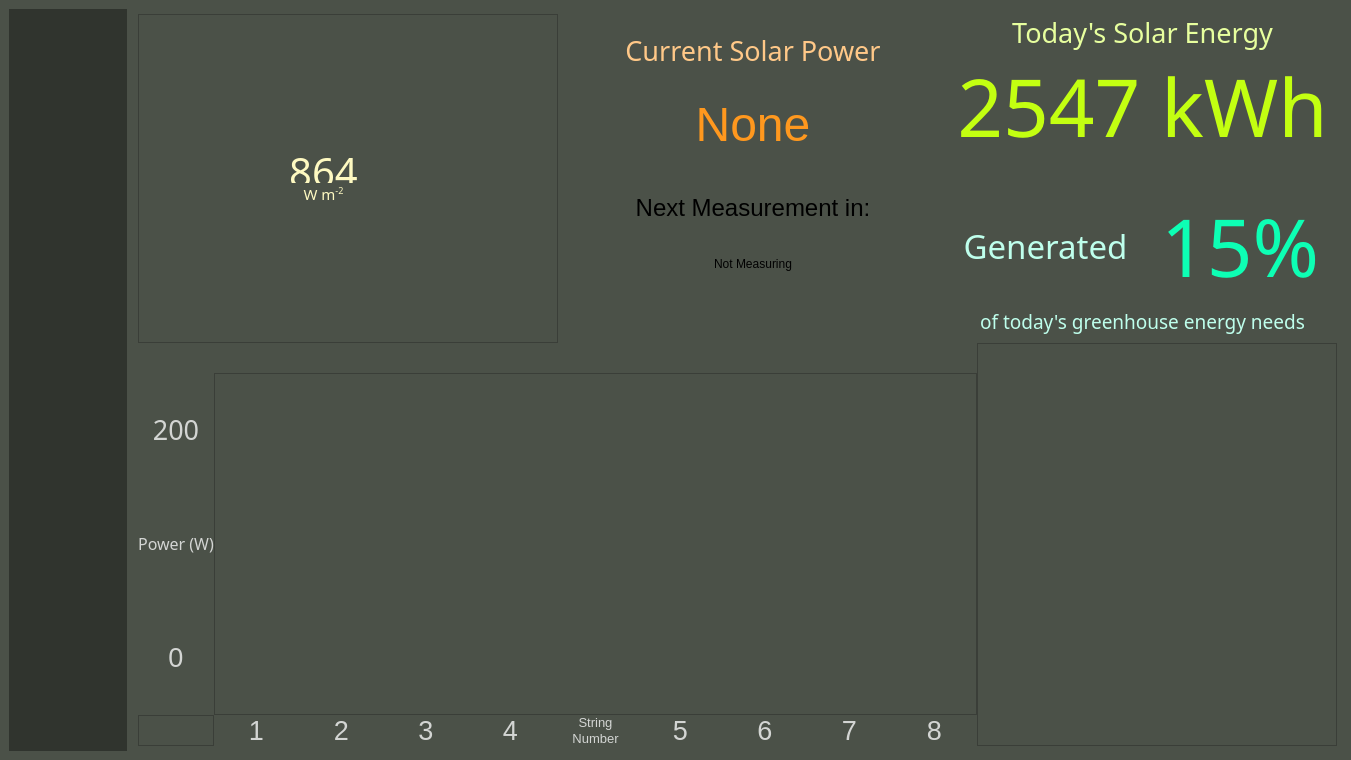
This is form.ui in minusmagis/GreenhouseMeasurements as Qt 5 draws it before an edit. The edited form follows.
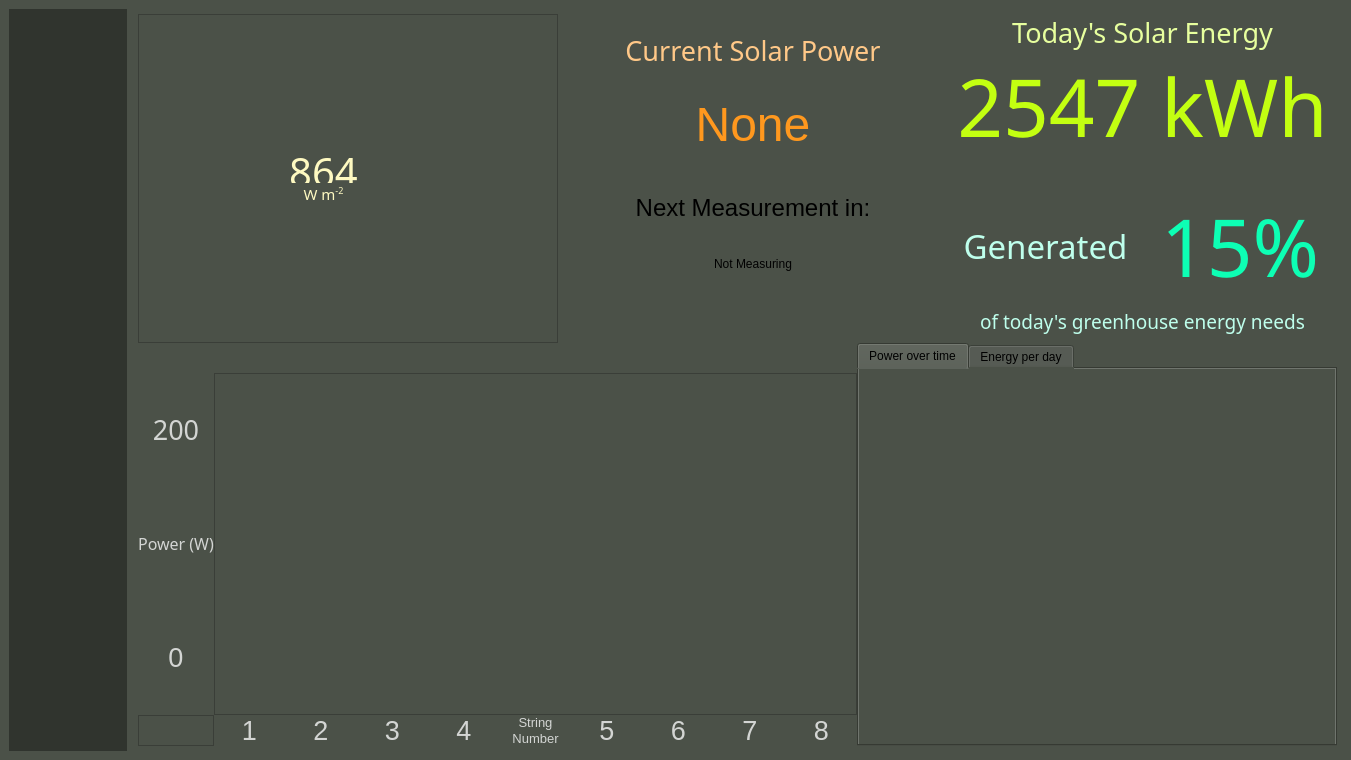
This is the edited form. The open tabs and pages were chosen to show the change. Icons and pictures are not drawn.

Commit message: Added power plot + iv plot

```diff
--- a/form.ui
+++ b/form.ui
@@ -2830,7 +2830,7 @@
            </layout>
           </item>
           <item>
-           <layout class="QHBoxLayout" name="DashboardBotLayout" stretch="70,30">
+           <layout class="QHBoxLayout" name="DashboardBotLayout" stretch="60,40">
             <item>
              <layout class="QGridLayout" name="StringPowerWidgetLayout" rowstretch="5,90,5" columnstretch="5,95">
               <property name="spacing">
@@ -3303,14 +3303,63 @@
              </layout>
             </item>
             <item>
-             <widget class="QFrame" name="HistoricalGraphHolder">
-              <property name="frameShape">
-               <enum>QFrame::StyledPanel</enum>
-              </property>
-              <property name="frameShadow">
-               <enum>QFrame::Raised</enum>
-              </property>
-             </widget>
+             <layout class="QVBoxLayout" name="verticalLayout_7">
+              <item>
+               <widget class="QTabWidget" name="tabWidget_power">
+                <property name="autoFillBackground">
+                 <bool>false</bool>
+                </property>
+                <property name="styleSheet">
+                 <string notr="true">font: 16pt &quot;MS Shell Dlg 2&quot;;</string>
+                </property>
+                <property name="tabPosition">
+                 <enum>QTabWidget::North</enum>
+                </property>
+                <property name="tabShape">
+                 <enum>QTabWidget::Rounded</enum>
+                </property>
+                <property name="currentIndex">
+                 <number>0</number>
+                </property>
+                <property name="iconSize">
+                 <size>
+                  <width>16</width>
+                  <height>16</height>
+                 </size>
+                </property>
+                <property name="elideMode">
+                 <enum>Qt::ElideNone</enum>
+                </property>
+                <widget class="QWidget" name="tab_power_over_time">
+                 <attribute name="title">
+                  <string>Power over time</string>
+                 </attribute>
+                 <layout class="QGridLayout" name="gridLayout_3">
+                  <property name="leftMargin">
+                   <number>0</number>
+                  </property>
+                  <property name="topMargin">
+                   <number>0</number>
+                  </property>
+                  <property name="rightMargin">
+                   <number>0</number>
+                  </property>
+                  <property name="bottomMargin">
+                   <number>0</number>
+                  </property>
+                  <item row="0" column="0">
+                   <layout class="QVBoxLayout" name="VLayout_power_plot"/>
+                  </item>
+                 </layout>
+                </widget>
+                <widget class="QWidget" name="tab_2">
+                 <attribute name="title">
+                  <string>Energy per day</string>
+                 </attribute>
+                </widget>
+               </widget>
+              </item>
+             </layout>
             </item>
            </layout>
           </item>
```
Left out of the diff: 4 changed lines with no effect on the pictures. The commit also changes 17 other files.
